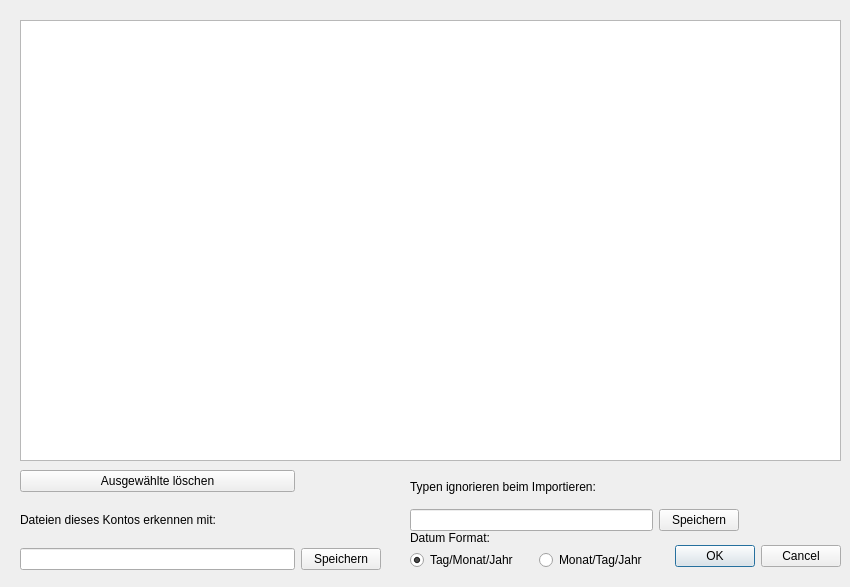
Old version of the form pyqt/statement_detection.ui in the repository LorisSchmit/MoneyManager.
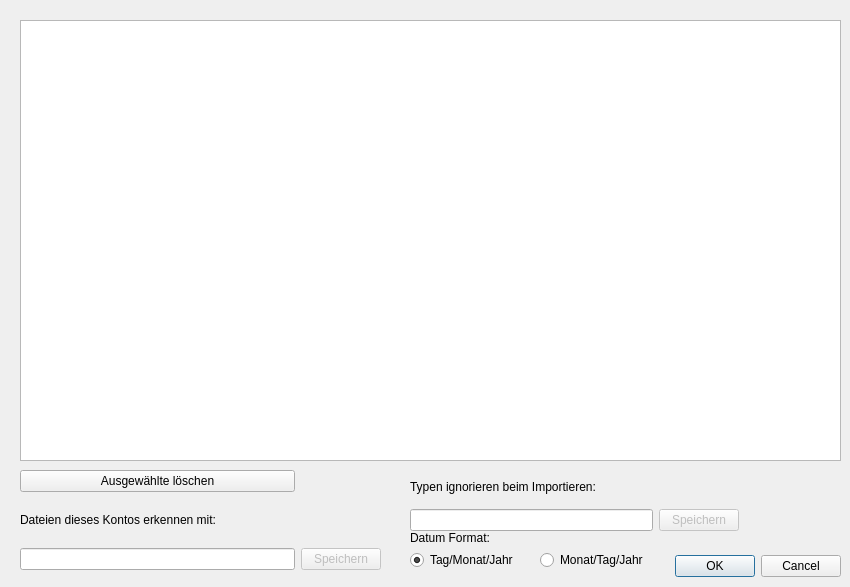
New version of the form.

The edit to the form file:
```diff
--- a/pyqt/statement_detection.ui
+++ b/pyqt/statement_detection.ui
@@ -17,7 +17,7 @@
    <property name="geometry">
     <rect>
      <x>670</x>
-     <y>540</y>
+     <y>550</y>
      <width>171</width>
      <height>32</height>
     </rect>
@@ -57,6 +57,9 @@
    <layout class="QGridLayout" name="gridLayout">
     <item row="2" column="1">
      <widget class="QPushButton" name="saveDetectStringButton">
+      <property name="enabled">
+       <bool>false</bool>
+      </property>
       <property name="text">
        <string>Speichern</string>
       </property>
@@ -93,6 +96,9 @@
    <layout class="QGridLayout" name="gridLayout_2">
     <item row="1" column="1">
      <widget class="QPushButton" name="ignoreTypeSaveButton">
+      <property name="enabled">
+       <bool>false</bool>
+      </property>
       <property name="text">
        <string>Speichern</string>
       </property>
@@ -115,7 +121,7 @@
     <rect>
      <x>410</x>
      <y>550</y>
-     <width>251</width>
+     <width>253</width>
      <height>21</height>
     </rect>
    </property>
```
